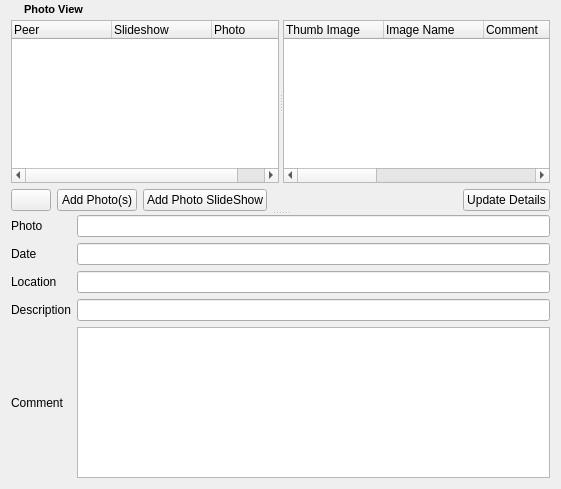
This is retroshare-gui/src/gui/PhotoDialog.ui in RetroShare/RetroShare as Qt 5 draws it before an edit. The edited form follows.
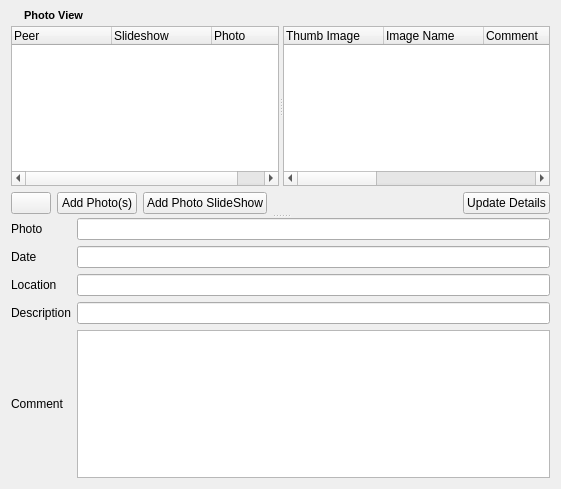
This is the edited form. Icons and pictures are not drawn.

```diff
--- a/retroshare-gui/src/gui/PhotoDialog.ui
+++ b/retroshare-gui/src/gui/PhotoDialog.ui
@@ -14,7 +14,7 @@
   </property>
   <layout class="QGridLayout" >
    <property name="topMargin" >
-    <number>0</number>
+    <number>6</number>
    </property>
    <property name="verticalSpacing" >
     <number>0</number>
```
